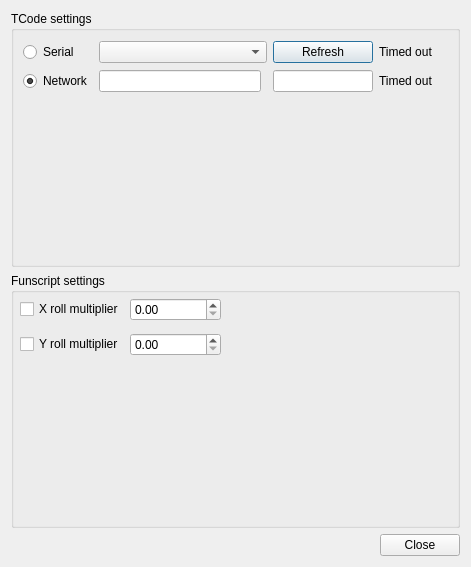
Old version of the form src/settings.ui in the repository jcfain/XTPlayer.
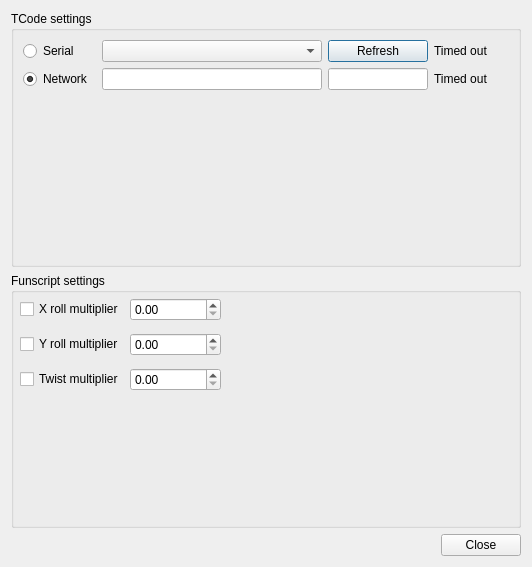
New version of the form. Icons and pictures are not drawn.

Commit message: Added multiplier settings (not implimented yet) Made video load even if the script load failed.

```diff
--- a/src/settings.ui
+++ b/src/settings.ui
@@ -6,18 +6,22 @@
    <rect>
     <x>0</x>
     <y>0</y>
-    <width>471</width>
+    <width>532</width>
     <height>567</height>
    </rect>
   </property>
   <property name="windowTitle">
-   <string>Dialog</string>
+   <string>Settings</string>
   </property>
-  <layout class="QVBoxLayout" name="verticalLayout">
+  <property name="windowIcon">
+   <iconset resource="icons.qrc">
+    <normaloff>:/images/icons/XTP-icon.png</normaloff>:/images/icons/XTP-icon.png</iconset>
+  </property>
+  <layout class="QGridLayout" name="gridLayout_2">
    <property name="sizeConstraint">
     <enum>QLayout::SetNoConstraint</enum>
    </property>
-   <item>
+   <item row="0" column="0">
     <widget class="QGroupBox" name="TCodeQuickSettingsGroup">
      <property name="minimumSize">
       <size>
@@ -28,33 +32,20 @@
      <property name="title">
       <string>TCode settings</string>
      </property>
-     <widget class="QWidget" name="layoutWidget">
-      <property name="geometry">
-       <rect>
-        <x>12</x>
-        <y>29</y>
-        <width>431</width>
-        <height>53</height>
-       </rect>
-      </property>
-      <layout class="QGridLayout" name="OutputSettings" rowstretch="0,0" columnstretch="0,0,0,0,0,0">
-       <item row="0" column="5">
-        <widget class="QLabel" name="serialStatuslbl">
-         <property name="minimumSize">
-          <size>
-           <width>50</width>
-           <height>0</height>
-          </size>
-         </property>
-         <property name="text">
-          <string>Timed out</string>
-         </property>
-        </widget>
-       </item>
-       <item row="1" column="2">
-        <widget class="QLineEdit" name="networkAddressTxt"/>
-       </item>
-       <item row="1" column="5">
+     <layout class="QGridLayout" name="gridLayout_3">
+      <item row="1" column="0" rowspan="2">
+       <layout class="QGridLayout" name="RangeSettingsGrid">
+        <property name="horizontalSpacing">
+         <number>2</number>
+        </property>
+        <property name="verticalSpacing">
+         <number>0</number>
+        </property>
+       </layout>
+      </item>
+      <item row="0" column="0">
+       <layout class="QGridLayout" name="OutputSettings" rowstretch="0,0" columnstretch="0,0,0,0,0,0,0,0,0,0">
+        <item row="1" column="9">
         <widget class="QLabel" name="networkStatuslbl">
          <property name="minimumSize">
           <size>
@@ -67,10 +58,7 @@
          </property>
         </widget>
        </item>
-       <item row="0" column="2" colspan="2">
-        <widget class="QComboBox" name="SerialOutputCmb"/>
-       </item>
-       <item row="1" column="4">
+        <item row="1" column="8">
         <widget class="QLineEdit" name="networkPortTxt">
          <property name="maximumSize">
           <size>
@@ -90,7 +78,7 @@
          </property>
         </widget>
        </item>
-       <item row="0" column="4">
+        <item row="0" column="8">
         <widget class="QPushButton" name="serialRefreshBtn">
          <property name="minimumSize">
           <size>
@@ -119,6 +107,19 @@
          </property>
         </widget>
        </item>
+        <item row="0" column="9">
+         <widget class="QLabel" name="serialStatuslbl">
+          <property name="minimumSize">
+           <size>
+            <width>50</width>
+            <height>0</height>
+           </size>
+          </property>
+          <property name="text">
+           <string>Timed out</string>
+          </property>
+         </widget>
+        </item>
        <item row="1" column="0" colspan="2">
         <widget class="QRadioButton" name="networkOutputRdo">
          <property name="text">
@@ -129,29 +130,18 @@
          </property>
         </widget>
        </item>
-      </layout>
-     </widget>
-     <widget class="QWidget" name="layoutWidget">
-      <property name="geometry">
-       <rect>
-        <x>10</x>
-        <y>90</y>
-        <width>431</width>
-        <height>161</height>
-       </rect>
-      </property>
-      <layout class="QGridLayout" name="RangeSettingsGrid">
-       <property name="horizontalSpacing">
-        <number>2</number>
-       </property>
-       <property name="verticalSpacing">
-        <number>0</number>
-       </property>
-      </layout>
-     </widget>
-    </widget>
+        <item row="1" column="2" colspan="6">
+         <widget class="QLineEdit" name="networkAddressTxt"/>
+        </item>
+        <item row="0" column="2" colspan="6">
+         <widget class="QComboBox" name="SerialOutputCmb"/>
+        </item>
+       </layout>
+      </item>
+     </layout>
+    </widget>
    </item>
-   <item>
+   <item row="1" column="0">
     <widget class="QGroupBox" name="FunscriptsSettingsGroup">
      <property name="title">
       <string>Funscript settings</string>
@@ -162,35 +152,57 @@
         <x>9</x>
         <y>19</y>
         <width>201</width>
-        <height>71</height>
+        <height>108</height>
        </rect>
       </property>
       <layout class="QGridLayout" name="gridLayout">
-       <item row="0" column="0">
-        <widget class="QCheckBox" name="checkBox">
-         <property name="text">
-          <string>X roll multiplier</string>
+       <item row="1" column="1">
+        <widget class="QDoubleSpinBox" name="yRollMultiplierSpinBox">
+         <property name="singleStep">
+          <double>0.010000000000000</double>
          </property>
         </widget>
        </item>
        <item row="0" column="1">
-        <widget class="QDoubleSpinBox" name="doubleSpinBox"/>
+        <widget class="QDoubleSpinBox" name="xRollMultiplierSpinBox">
+         <property name="singleStep">
+          <double>0.010000000000000</double>
+         </property>
+        </widget>
        </item>
        <item row="1" column="0">
-        <widget class="QCheckBox" name="checkBox_2">
+        <widget class="QCheckBox" name="yRollMultiplierCheckBox">
          <property name="text">
           <string>Y roll multiplier</string>
          </property>
         </widget>
        </item>
-       <item row="1" column="1">
-        <widget class="QDoubleSpinBox" name="doubleSpinBox_2"/>
+       <item row="0" column="0">
+        <widget class="QCheckBox" name="xRollMultiplierCheckBox">
+         <property name="text">
+          <string>X roll multiplier</string>
+         </property>
+        </widget>
+       </item>
+       <item row="2" column="0">
+        <widget class="QCheckBox" name="twistMultiplierCheckBox">
+         <property name="text">
+          <string>Twist multiplier</string>
+         </property>
+        </widget>
+       </item>
+       <item row="2" column="1">
+        <widget class="QDoubleSpinBox" name="twistMultiplierSpinBox">
+         <property name="singleStep">
+          <double>0.010000000000000</double>
+         </property>
+        </widget>
        </item>
       </layout>
      </widget>
     </widget>
    </item>
-   <item>
+   <item row="2" column="0">
     <widget class="QDialogButtonBox" name="buttonBox">
      <property name="orientation">
       <enum>Qt::Horizontal</enum>
```
Lines whose indentation alone changed are shown as unchanged. The commit also changes 6 other files.
